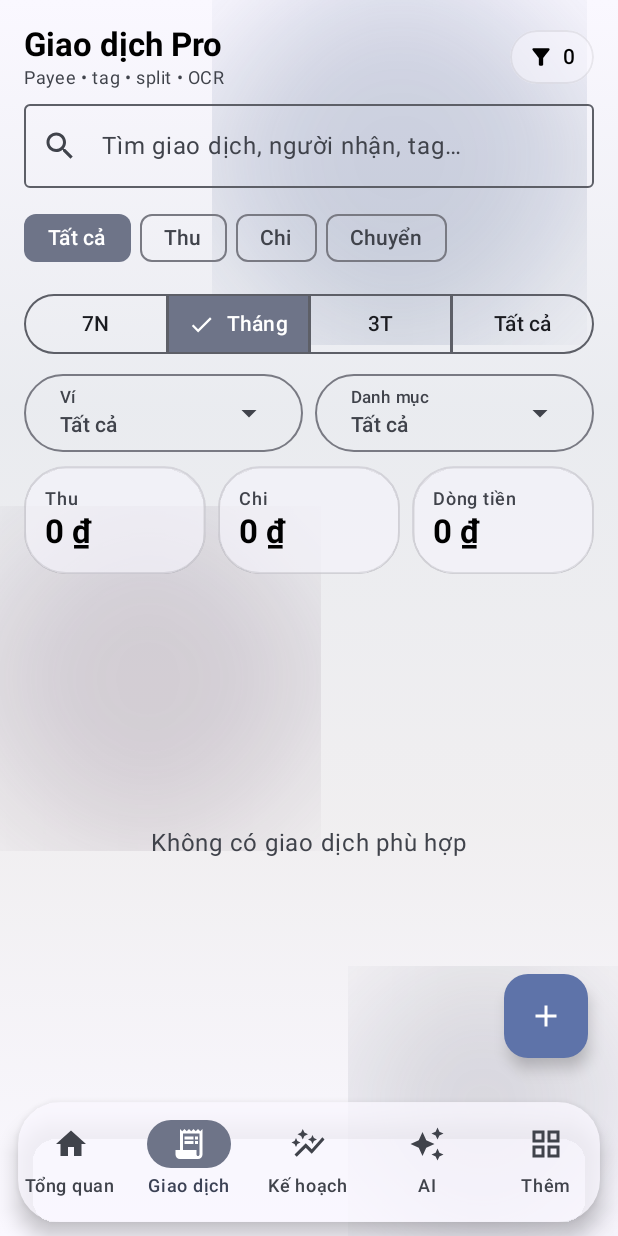
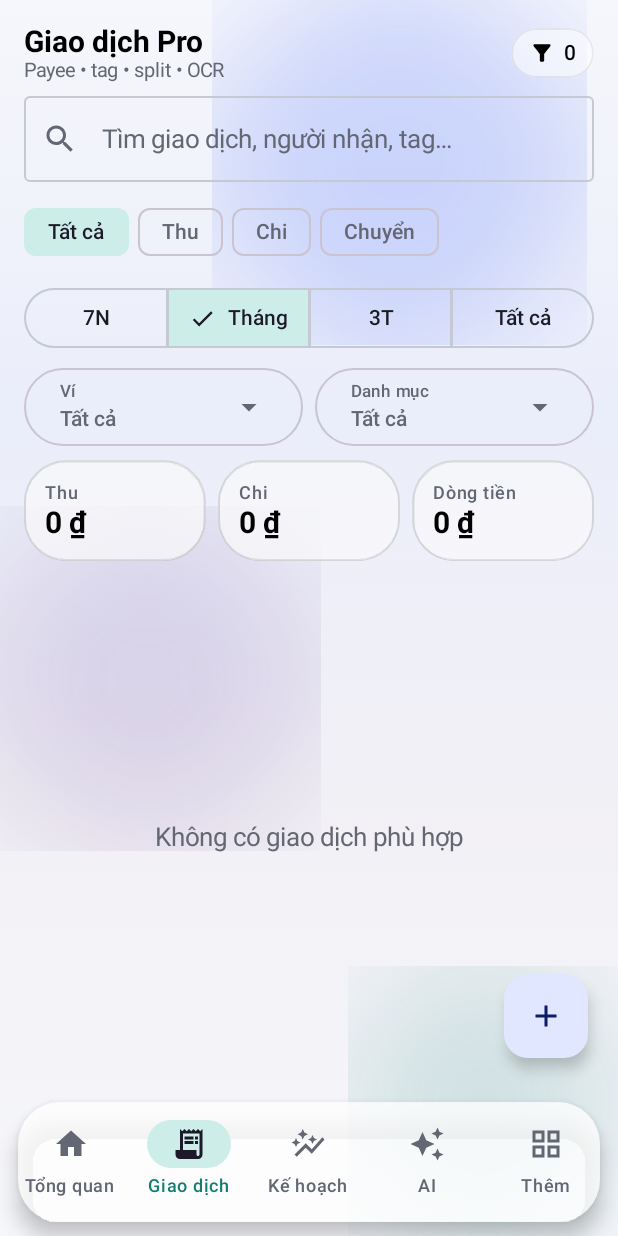
Before and after one commit to apexspace9-a11y/tkpro, an Android app built with Jetpack Compose: the screen it shows after launch (MainActivity), item 2 of the bottom bar chosen, on a phone screen of 412 x 824 dp. Run offline under Robolectric (Android 15) with nearby library versions, the light colour scheme and no system bars; our stand-ins replace Room's generated code; 2 statements that could not run were skipped.

Commit message:
V4 làm lại palette và typography

```diff
--- a/app/src/main/java/vn/tietkiem/pro/ui/theme/Theme.kt
+++ b/app/src/main/java/vn/tietkiem/pro/ui/theme/Theme.kt
@@ -1,28 +1,64 @@
 package vn.tietkiem.pro.ui.theme
 
 import android.app.Activity
-import android.os.Build
 import androidx.compose.foundation.isSystemInDarkTheme
 import androidx.compose.material3.MaterialTheme
+import androidx.compose.material3.Typography
 import androidx.compose.material3.darkColorScheme
-import androidx.compose.material3.dynamicDarkColorScheme
-import androidx.compose.material3.dynamicLightColorScheme
 import androidx.compose.material3.lightColorScheme
 import androidx.compose.runtime.Composable
 import androidx.compose.ui.graphics.Color
 import androidx.compose.ui.platform.LocalContext
+import androidx.compose.ui.text.TextStyle
+import androidx.compose.ui.text.font.FontWeight
+import androidx.compose.ui.unit.sp
 import androidx.core.view.WindowCompat
 
 private val LightColors = lightColorScheme(
-    primary = Color(0xFF006C4C),
-    secondary = Color(0xFF4D6358),
-    tertiary = Color(0xFF3D6374)
+    primary = Color(0xFF335CFF),
+    onPrimary = Color.White,
+    primaryContainer = Color(0xFFE1E7FF),
+    onPrimaryContainer = Color(0xFF0B1D66),
+    secondary = Color(0xFF137D72),
+    secondaryContainer = Color(0xFFCDEDE8),
+    tertiary = Color(0xFF7357A8),
+    background = Color(0xFFF6F7FB),
+    surface = Color(0xFFFFFFFF),
+    surfaceVariant = Color(0xFFE9EBF2),
+    onSurface = Color(0xFF191B22),
+    onSurfaceVariant = Color(0xFF626773),
+    outline = Color(0xFFC5C9D3),
+    error = Color(0xFFBA1A1A)
 )
 
 private val DarkColors = darkColorScheme(
-    primary = Color(0xFF56DBA5),
-    secondary = Color(0xFFB4CCBE),
-    tertiary = Color(0xFFA5CDDF)
+    primary = Color(0xFFB8C4FF),
+    onPrimary = Color(0xFF002EAE),
+    primaryContainer = Color(0xFF173ECA),
+    onPrimaryContainer = Color(0xFFDDE3FF),
+    secondary = Color(0xFF94D5CC),
+    secondaryContainer = Color(0xFF005049),
+    tertiary = Color(0xFFD7BAFF),
+    background = Color(0xFF0E1117),
+    surface = Color(0xFF171A21),
+    surfaceVariant = Color(0xFF252932),
+    onSurface = Color(0xFFE8EAF0),
+    onSurfaceVariant = Color(0xFFBFC3CE),
+    outline = Color(0xFF858A96),
+    error = Color(0xFFFFB4AB)
+)
+
+private val AppTypography = Typography(
+    displaySmall = TextStyle(fontSize = 36.sp, lineHeight = 42.sp, fontWeight = FontWeight.Bold),
+    headlineLarge = TextStyle(fontSize = 31.sp, lineHeight = 38.sp, fontWeight = FontWeight.Bold),
+    headlineMedium = TextStyle(fontSize = 27.sp, lineHeight = 34.sp, fontWeight = FontWeight.Bold),
+    headlineSmall = TextStyle(fontSize = 23.sp, lineHeight = 30.sp, fontWeight = FontWeight.SemiBold),
+    titleLarge = TextStyle(fontSize = 20.sp, lineHeight = 27.sp, fontWeight = FontWeight.SemiBold),
+    titleMedium = TextStyle(fontSize = 17.sp, lineHeight = 24.sp, fontWeight = FontWeight.SemiBold),
+    bodyLarge = TextStyle(fontSize = 17.sp, lineHeight = 25.sp),
+    bodyMedium = TextStyle(fontSize = 15.sp, lineHeight = 22.sp),
+    bodySmall = TextStyle(fontSize = 13.sp, lineHeight = 19.sp),
+    labelLarge = TextStyle(fontSize = 14.sp, lineHeight = 20.sp, fontWeight = FontWeight.SemiBold)
 )
 
 @Composable
@@ -34,10 +70,10 @@ fun TietKiemProTheme(themeMode: String, content: @Composable () -> Unit) {
         else -> systemDark
     }
     val context = LocalContext.current
-    val colors = if (Build.VERSION.SDK_INT >= Build.VERSION_CODES.S) {
-        if (dark) dynamicDarkColorScheme(context) else dynamicLightColorScheme(context)
-    } else if (dark) DarkColors else LightColors
-
-    (context as? Activity)?.window?.let { WindowCompat.getInsetsController(it, it.decorView).isAppearanceLightStatusBars = !dark }
-    MaterialTheme(colorScheme = colors, content = content)
+    val colors = if (dark) DarkColors else LightColors
+    (context as? Activity)?.window?.let {
+        WindowCompat.getInsetsController(it, it.decorView).isAppearanceLightStatusBars = !dark
+        WindowCompat.getInsetsController(it, it.decorView).isAppearanceLightNavigationBars = !dark
+    }
+    MaterialTheme(colorScheme = colors, typography = AppTypography, content = content)
 }
```
